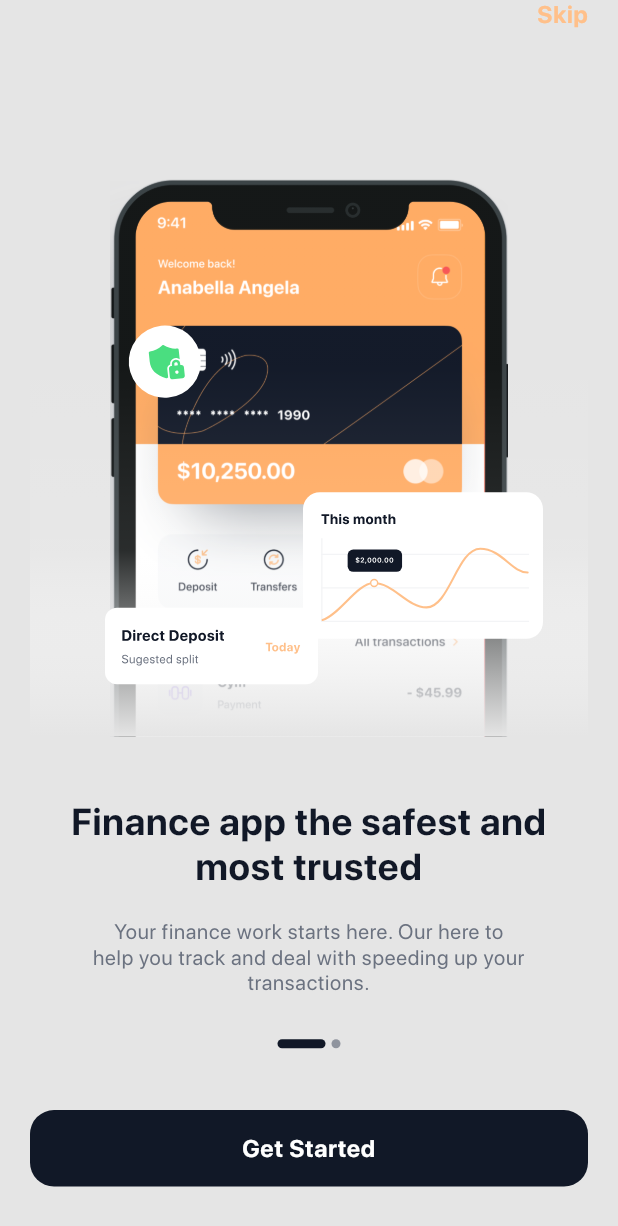
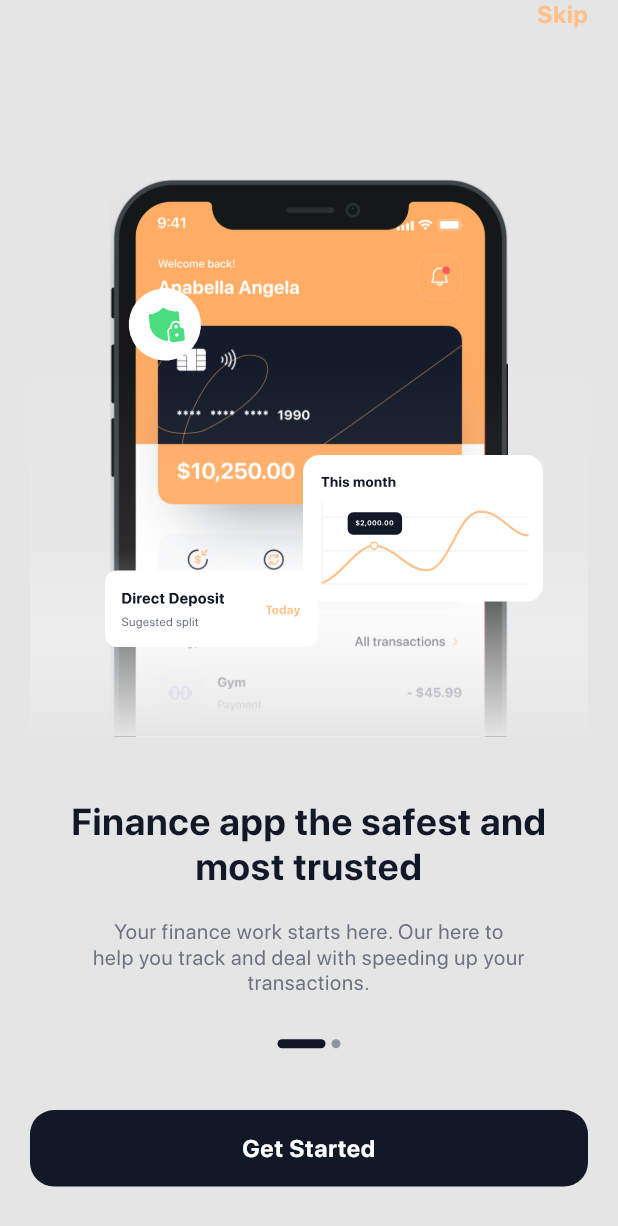
Before and after one commit to Odinachi/encryption-interview, a Flutter app: the screen it shows after launch, on a phone screen of 412 x 824 dp. Shown: the top 1226 px of the screen. Run offline on Flutter 3.47's test engine with Material 2 defaults, Android fonts, the phone set to English and light mode, and no system bars; our stand-ins replace device_info_plus, dio, flutter_bloc, flutter_dotenv, flutter_svg, pin_code_fields and 4 more; missing offline and left inert: encrypt, virtual_keyboard_multi_language; generated files the repository leaves out were written again; project files that could hold a hidden picture were left out.

Commit message:
onboarding fix

```diff
--- a/lib/main.dart
+++ b/lib/main.dart
@@ -20,7 +20,6 @@ class MyApp extends StatelessWidget {
       debugShowCheckedModeBanner: false,
       onGenerateRoute: appRoutes,
       initialRoute: getInitialScreen(),
-      // home: Scaffold(body: HomeScreen()),
     );
   }
 
--- a/lib/view/ui/onboarding_screen.dart
+++ b/lib/view/ui/onboarding_screen.dart
@@ -7,7 +7,7 @@ import 'package:apex/view/resuable_widgets/button.dart';
 import 'package:apex/view/resuable_widgets/click_widget.dart';
 import 'package:apex/view/ui/onboarding_widget/onboarding_image_stack.dart';
 import 'package:flutter/material.dart';
-import 'package:flutter_svg/svg.dart';
+import 'package:flutter_svg/flutter_svg.dart';
 
 class OnBoardingScreen extends StatefulWidget {
   const OnBoardingScreen({Key? key}) : super(key: key);
@@ -20,13 +20,7 @@ class _OnBoardingScreenState extends State<OnBoardingScreen>
     with TickerProviderStateMixin {
   late TabController _tabController;
   int tab = 0;
-
-  late AnimationController controller1;
-  late AnimationController controller2;
-  late Animation<Offset> animation1;
-  late Animation<Offset> animation2;
-  late Animation<double> opacityAnimation1;
-  late Animation<double> opacityAnimation2;
+  int? k;
 
   @override
   void initState() {
@@ -35,49 +29,7 @@ class _OnBoardingScreenState extends State<OnBoardingScreen>
     _tabController.addListener(() {
       setState(() {});
     });
-    controller1 = AnimationController(
-      duration: const Duration(milliseconds: 500),
-      vsync: this,
-    );
-    controller2 = AnimationController(
-      duration: const Duration(milliseconds: 500),
-      vsync: this,
-    );
-    animation1 =
-        Tween<Offset>(begin: Offset.zero, end: const Offset(-.001, -.009))
-            .animate(controller1)
-          ..addListener(() {
-            if (controller1.isCompleted) {
-              controller1.reset();
-            }
-            setState(() {});
-            print(animation1.value);
-          });
-    animation2 =
-        Tween<Offset>(begin: Offset.zero, end: const Offset(-.001, -.009))
-            .animate(controller2)
-          ..addListener(() {
-            if (controller2.isCompleted) {
-              controller2.reset();
-            }
-            setState(() {});
-            print(animation2.value);
-          });
-    opacityAnimation1 = Tween<double>(begin: 1, end: 0).animate(controller1)
-      ..addListener(() {
-        setState(() {});
-      });
-    opacityAnimation2 = Tween<double>(begin: 1, end: 0).animate(controller2)
-      ..addListener(() {
-        setState(() {});
-      });
-  }
-
-  @override
-  void dispose() {
-    super.dispose();
-    controller1.dispose();
-    controller2.dispose();
+    k = 1;
   }
 
   @override
@@ -111,12 +63,7 @@ class _OnBoardingScreenState extends State<OnBoardingScreen>
                   });
                 }
               }
-              if (controller1.isCompleted) {
-                controller1.forward();
-              }
-              if (controller2.isCompleted) {
-                controller2.forward();
-              }
+              k = null;
             },
             child: Column(
               crossAxisAlignment: CrossAxisAlignment.end,
@@ -148,32 +95,29 @@ class _OnBoardingScreenState extends State<OnBoardingScreen>
                               child: SizedBox(),
                             ),
                             Expanded(
-                              flex: 3,
-                              child: AnimatedCrossFade(
-                                  firstChild: SlideTransition(
-                                    position: animation1,
-                                    child: AnimatedAlign(
-                                      duration:
-                                          const Duration(milliseconds: 500),
-                                      alignment: Alignment.bottomCenter,
-                                      child: SvgPicture.asset(
-                                          AppAssets.upperSplash1),
-                                    ),
-                                  ),
-                                  secondChild: SlideTransition(
-                                    position: animation2,
-                                    child: AnimatedAlign(
-                                      duration:
-                                          const Duration(milliseconds: 500),
-                                      alignment: Alignment.bottomCenter,
-                                      child: SvgPicture.asset(
-                                          AppAssets.upperSplash2),
-                                    ),
-                                  ),
-                                  crossFadeState: tab == 0
-                                      ? CrossFadeState.showFirst
-                                      : CrossFadeState.showSecond,
-                                  duration: const Duration(milliseconds: 500)),
+                              flex: 2,
+                              child: AnimatedSwitcher(
+                                duration: const Duration(milliseconds: 500),
+                                transitionBuilder: (Widget child,
+                                    Animation<double> animation) {
+                                  return SlideTransition(
+                                    position: Tween(
+                                      begin: const Offset(.00, .099),
+                                      end: const Offset(0.0, 0.0),
+                                    ).animate(animation),
+                                    child: AnimatedOpacity(
+                                        opacity: k != null
+                                            ? 1
+                                            : animation.value == 0
+                                                ? 1
+                                                : 0,
+                                        duration:
+                                            const Duration(milliseconds: 500),
+                                        child: child),
+                                  );
+                                },
+                                child: buildChild(tab),
+                              ),
                             ),
                           ],
                         ),
@@ -264,4 +208,11 @@ class _OnBoardingScreenState extends State<OnBoardingScreen>
       ),
     );
   }
+
+  buildChild(index) => Align(
+      alignment: Alignment.topCenter,
+      key: ValueKey('$index'),
+      child: index == 0
+          ? SvgPicture.asset(AppAssets.upperSplash1)
+          : SvgPicture.asset(AppAssets.upperSplash2));
 }
```
